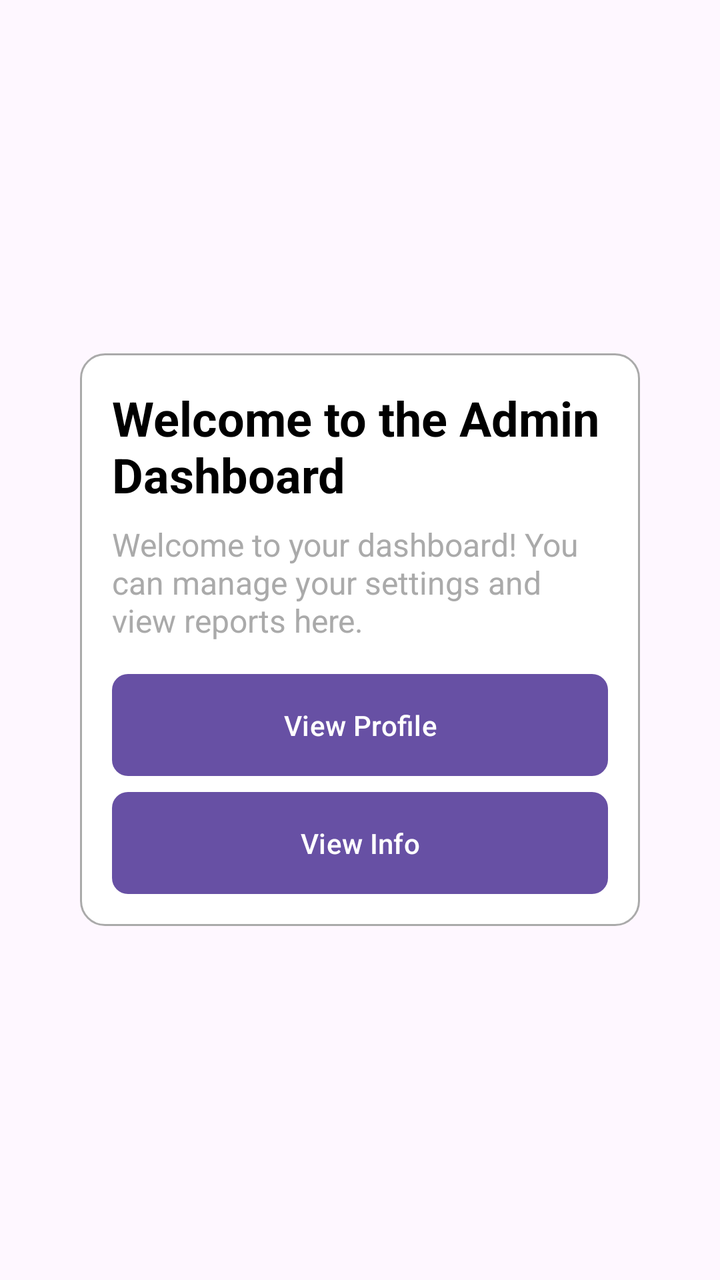
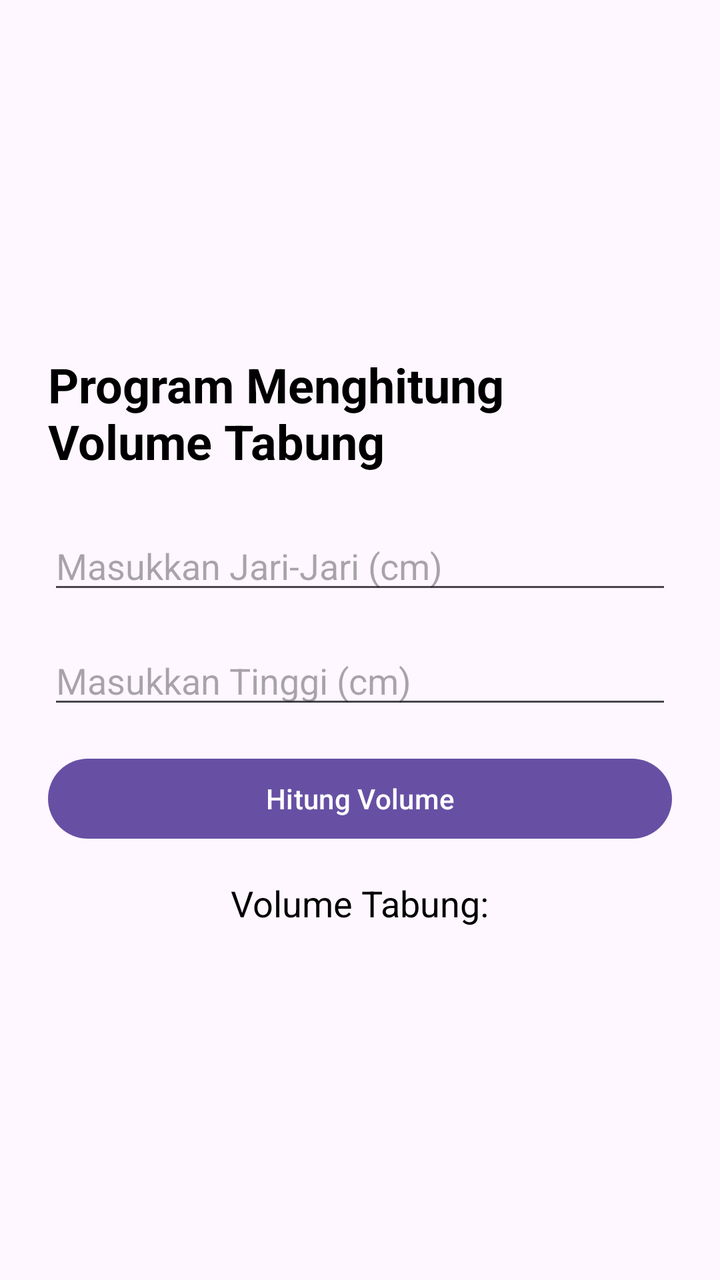

Before-and-after screenshots of an Android layout around one commit, followed by the original layout XML and the change that was made.
<!-- AndroidManifest.xml: application theme Theme.LoginForm -->
<!-- res/layout/activity_dashboard.xml -->
<?xml version="1.0" encoding="utf-8"?>
<LinearLayout xmlns:android="http://schemas.android.com/apk/res/android"
    xmlns:tools="http://schemas.android.com/tools"
    android:id="@+id/dashboardLayout"
    android:layout_width="match_parent"
    android:layout_height="match_parent"
    android:orientation="vertical"
    android:padding="24dp"
    android:gravity="center"
    tools:context=".DashboardActivity">

    <LinearLayout
        android:layout_width="match_parent"
        android:layout_height="wrap_content"
        android:layout_margin="16dp"
        android:background="@drawable/card_background"
        android:padding="16dp"
        android:orientation="vertical">

        <TextView
            android:id="@+id/tvDashboardTitle"
            android:layout_width="wrap_content"
            android:layout_height="wrap_content"
            android:text="@string/welcome_to_the_admin_dashboard"
            android:textSize="24sp"
            android:textStyle="bold"
            android:textColor="@android:color/black"/>

        <TextView
            android:id="@+id/tvWelcomeMessage"
            android:layout_width="wrap_content"
            android:layout_height="wrap_content"
            android:text="@string/welcome_to_your_dashboard_you_can_manage_your_settings_and_view_reports_here"
            android:textSize="16sp"
            android:textColor="@android:color/darker_gray"
            android:layout_marginTop="8dp"
            android:layout_marginBottom="16dp"/>

        <Button
            android:id="@+id/btnProfile"
            android:layout_width="match_parent"
            android:layout_height="wrap_content"
            android:text="@string/view_profile"
            android:textColor="@android:color/white"
            android:background="@drawable/button_background"
            android:padding="12dp"/>

        <Button
            android:id="@+id/btnInfo"
            android:layout_width="match_parent"
            android:layout_height="wrap_content"
            android:text="@string/view_info"
            android:textColor="@android:color/white"
            android:background="@drawable/button_background"
            android:padding="12dp"
            android:layout_marginTop="8dp"/>
    </LinearLayout>

</LinearLayout>
<!-- resources referenced by this layout -->
<resources>
  <!-- drawable button_background (drawable) -->
  <?xml version="1.0" encoding="utf-8"?>
  <selector xmlns:android="http://schemas.android.com/apk/res/android">
      <item android:state_pressed="true">
          <shape>
              <solid android:color="@android:color/holo_blue_light"/>
              <corners android:radius="8dp"/>
          </shape>
      </item>
      <item>
          <shape>
              <solid android:color="@android:color/holo_blue_dark"/>
              <corners android:radius="8dp"/>
          </shape>
      </item>
  </selector>
  <!-- drawable card_background (drawable) -->
  <?xml version="1.0" encoding="utf-8"?>
  <shape xmlns:android="http://schemas.android.com/apk/res/android">
      <solid android:color="@android:color/white"/>
      <corners android:radius="12dp"/>
      <stroke
          android:width="1dp"
          android:color="@android:color/darker_gray"/>
      <padding
          android:left="8dp"
          android:top="8dp"
          android:right="8dp"
          android:bottom="8dp"/>
  </shape>
  <string name="view_info">View Info</string>
  <string name="view_profile">View Profile</string>
  <string name="welcome_to_the_admin_dashboard">Welcome to the Admin Dashboard</string>
  <string name="welcome_to_your_dashboard_you_can_manage_your_settings_and_view_reports_here">Welcome to your dashboard! You can manage your settings and view reports here.</string>
  <style name="Theme.LoginForm" parent="Base.Theme.LoginForm" />
  <style name="Base.Theme.LoginForm" parent="Theme.Material3.DayNight.NoActionBar">
          
          
      </style>
</resources>

<!-- the commit's change to res/layout/activity_dashboard.xml (unified diff, before → after) -->
@@ -9,51 +9,45 @@
     android:gravity="center"
     tools:context=".DashboardActivity">
 
-    <LinearLayout
+    <TextView
+        android:id="@+id/tvDashboardTitle"
+        android:layout_width="wrap_content"
+        android:layout_height="wrap_content"
+        android:text="@string/program_menghitung_volume_tabung"
+        android:textSize="24sp"
+        android:textStyle="bold"
+        android:textColor="@android:color/black"
+        android:layout_marginBottom="24dp" />
+
+    <EditText
+        android:id="@+id/etRadius"
         android:layout_width="match_parent"
         android:layout_height="wrap_content"
-        android:layout_margin="16dp"
-        android:background="@drawable/card_background"
-        android:padding="16dp"
-        android:orientation="vertical">
+        android:hint="@string/masukkan_jari_jari_cm"
+        android:inputType="numberDecimal"
+        android:layout_marginBottom="16dp" />
 
-        <TextView
-            android:id="@+id/tvDashboardTitle"
-            android:layout_width="wrap_content"
-            android:layout_height="wrap_content"
-            android:text="@string/welcome_to_the_admin_dashboard"
-            android:textSize="24sp"
-            android:textStyle="bold"
-            android:textColor="@android:color/black"/>
+    <EditText
+        android:id="@+id/etHeight"
+        android:layout_width="match_parent"
+        android:layout_height="wrap_content"
+        android:hint="@string/masukkan_tinggi_cm"
+        android:inputType="numberDecimal"
+        android:layout_marginBottom="16dp" />
 
-        <TextView
-            android:id="@+id/tvWelcomeMessage"
-            android:layout_width="wrap_content"
-            android:layout_height="wrap_content"
-            android:text="@string/welcome_to_your_dashboard_you_can_manage_your_settings_and_view_reports_here"
-            android:textSize="16sp"
-            android:textColor="@android:color/darker_gray"
-            android:layout_marginTop="8dp"
-            android:layout_marginBottom="16dp"/>
+    <Button
+        android:id="@+id/btnCalculate"
+        android:layout_width="match_parent"
+        android:layout_height="wrap_content"
+        android:text="@string/hitung_volume"
+        android:layout_marginBottom="16dp" />
 
-        <Button
-            android:id="@+id/btnProfile"
-            android:layout_width="match_parent"
-            android:layout_height="wrap_content"
-            android:text="@string/view_profile"
-            android:textColor="@android:color/white"
-            android:background="@drawable/button_background"
-            android:padding="12dp"/>
-
-        <Button
-            android:id="@+id/btnInfo"
-            android:layout_width="match_parent"
-            android:layout_height="wrap_content"
-            android:text="@string/view_info"
-            android:textColor="@android:color/white"
-            android:background="@drawable/button_background"
-            android:padding="12dp"
-            android:layout_marginTop="8dp"/>
-    </LinearLayout>
+    <TextView
+        android:id="@+id/tvResult"
+        android:layout_width="wrap_content"
+        android:layout_height="wrap_content"
+        android:text="@string/volume_tabung"
+        android:textSize="18sp"
+        android:textColor="@android:color/black" />
 
 </LinearLayout>
<!-- resource entries referenced after the edit -->
@@ -1,39 +1,10 @@
 <!-- resources referenced by this layout -->
 <resources>
-  <!-- drawable button_background (drawable) -->
-  <?xml version="1.0" encoding="utf-8"?>
-  <selector xmlns:android="http://schemas.android.com/apk/res/android">
-      <item android:state_pressed="true">
-          <shape>
-              <solid android:color="@android:color/holo_blue_light"/>
-              <corners android:radius="8dp"/>
-          </shape>
-      </item>
-      <item>
-          <shape>
-              <solid android:color="@android:color/holo_blue_dark"/>
-              <corners android:radius="8dp"/>
-          </shape>
-      </item>
-  </selector>
-  <!-- drawable card_background (drawable) -->
-  <?xml version="1.0" encoding="utf-8"?>
-  <shape xmlns:android="http://schemas.android.com/apk/res/android">
-      <solid android:color="@android:color/white"/>
-      <corners android:radius="12dp"/>
-      <stroke
-          android:width="1dp"
-          android:color="@android:color/darker_gray"/>
-      <padding
-          android:left="8dp"
-          android:top="8dp"
-          android:right="8dp"
-          android:bottom="8dp"/>
-  </shape>
-  <string name="view_info">View Info</string>
-  <string name="view_profile">View Profile</string>
-  <string name="welcome_to_the_admin_dashboard">Welcome to the Admin Dashboard</string>
-  <string name="welcome_to_your_dashboard_you_can_manage_your_settings_and_view_reports_here">Welcome to your dashboard! You can manage your settings and view reports here.</string>
+  <string name="hitung_volume">Hitung Volume</string>
+  <string name="masukkan_jari_jari_cm">Masukkan Jari-Jari (cm)</string>
+  <string name="masukkan_tinggi_cm">Masukkan Tinggi (cm)</string>
+  <string name="program_menghitung_volume_tabung">Program Menghitung Volume Tabung</string>
+  <string name="volume_tabung">Volume Tabung:</string>
   <style name="Theme.LoginForm" parent="Base.Theme.LoginForm" />
   <style name="Base.Theme.LoginForm" parent="Theme.Material3.DayNight.NoActionBar">
           
